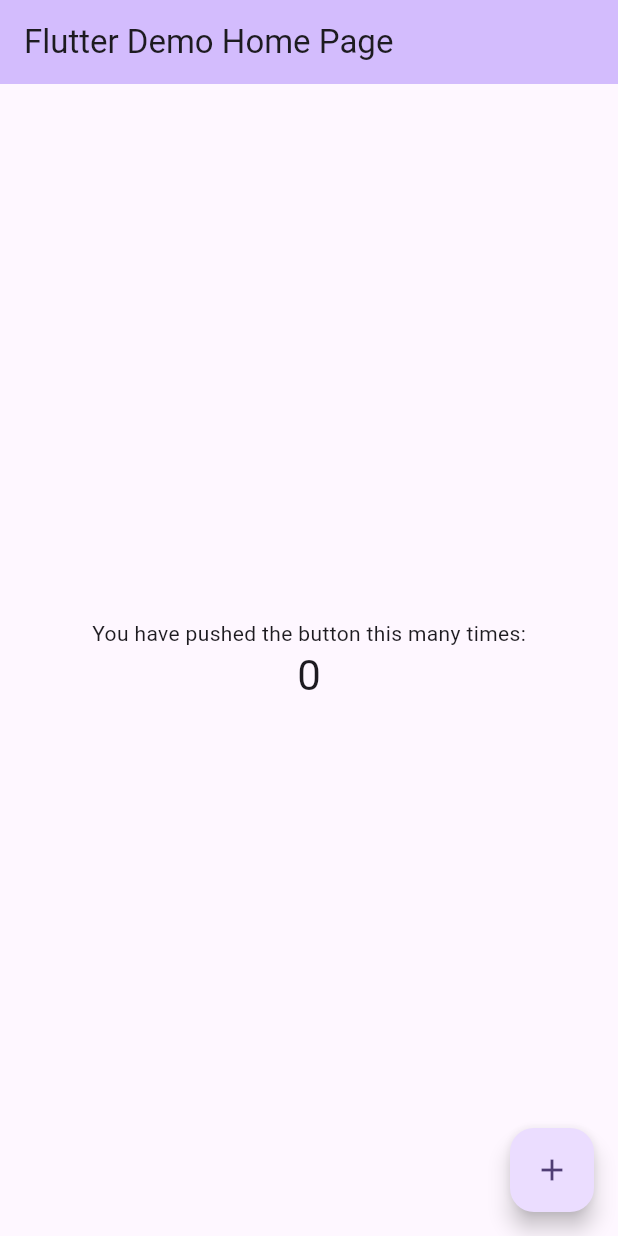
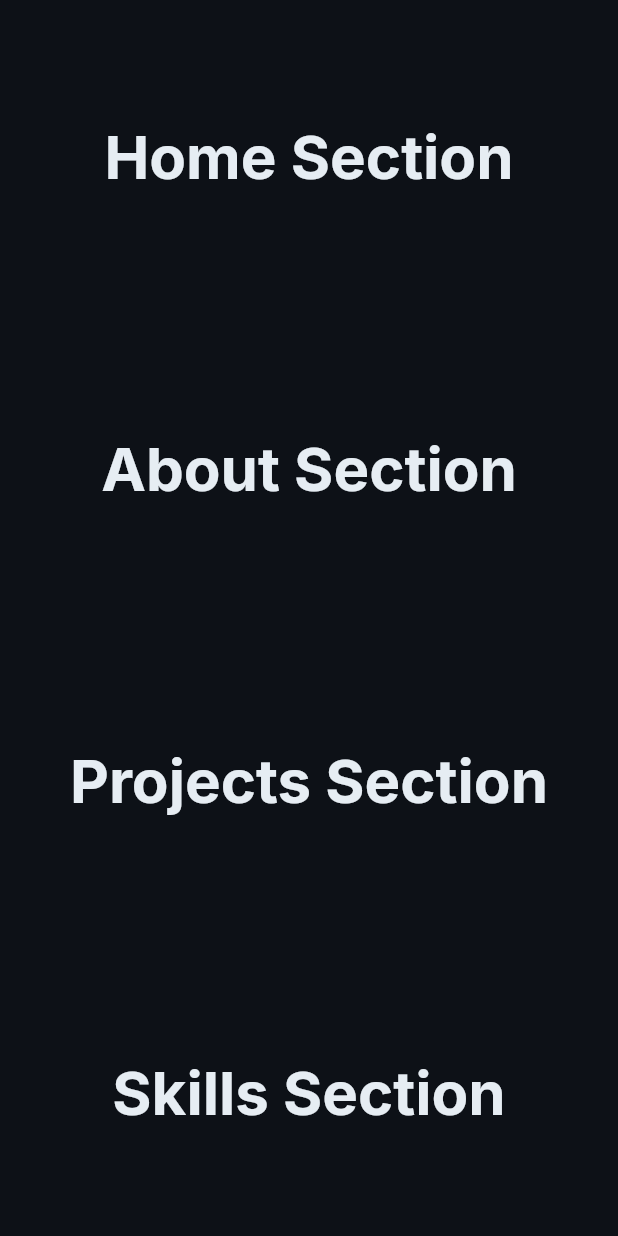
Before and after one commit to DPHLong/my_portfolio, a Flutter app: the screen it shows after launch, on a phone screen of 412 x 824 dp. Run offline on Flutter 3.47's test engine with Material 3 defaults, Android fonts, the phone set to English and light mode, and no system bars; our stand-ins replace go_router, google_fonts.

Commit message:
initial project setup via Qoder

```diff
--- /dev/null
+++ b/lib/app.dart
@@ -0,0 +1,49 @@
+import 'package:flutter/material.dart';
+import 'package:go_router/go_router.dart';
+import 'package:my_portfolio/core/theme/app_theme.dart';
+import 'package:my_portfolio/features/home/home_section.dart';
+import 'package:my_portfolio/features/about/about_section.dart';
+import 'package:my_portfolio/features/projects/projects_section.dart';
+import 'package:my_portfolio/features/skills/skills_section.dart';
+import 'package:my_portfolio/features/contact/contact_section.dart';
+
+class PortfolioPage extends StatelessWidget {
+  const PortfolioPage({super.key});
+
+  @override
+  Widget build(BuildContext context) {
+    return const Scaffold(
+      body: CustomScrollView(
+        slivers: [
+          SliverToBoxAdapter(child: HomeSection()),
+          SliverToBoxAdapter(child: AboutSection()),
+          SliverToBoxAdapter(child: ProjectsSection()),
+          SliverToBoxAdapter(child: SkillsSection()),
+          SliverToBoxAdapter(child: ContactSection()),
+        ],
+      ),
+    );
+  }
+}
+
+final GoRouter appRouter = GoRouter(
+  routes: [
+    GoRoute(path: '/', builder: (context, state) => const PortfolioPage()),
+  ],
+);
+
+class PortfolioApp extends StatelessWidget {
+  const PortfolioApp({super.key});
+
+  @override
+  Widget build(BuildContext context) {
+    return MaterialApp.router(
+      title: 'My Portfolio',
+      debugShowCheckedModeBanner: false,
+      theme: AppTheme.lightTheme,
+      darkTheme: AppTheme.darkTheme,
+      themeMode: ThemeMode.dark,
+      routerConfig: appRouter,
+    );
+  }
+}
--- /dev/null
+++ b/lib/core/constants/app_constants.dart
@@ -0,0 +1,30 @@
+class AppConstants {
+  AppConstants._();
+
+  // ── Personal Info ───────────────────────────────────────────────────
+  static const String name = 'Your Name';
+  static const String tagline =
+      'Flutter Developer | Firebase Expert | AI Engineering Enthusiast';
+  static const String email = 'your.email@example.com';
+  static const String location = 'Your City, Country';
+
+  // ── Social Links ────────────────────────────────────────────────────
+  static const String githubUrl = 'https://github.com/yourusername';
+  static const String linkedInUrl = 'https://linkedin.com/in/yourusername';
+  static const String resumeUrl = '';
+
+  // ── Section IDs (for scroll navigation) ─────────────────────────────
+  static const String sectionHome = 'home';
+  static const String sectionAbout = 'about';
+  static const String sectionProjects = 'projects';
+  static const String sectionSkills = 'skills';
+  static const String sectionContact = 'contact';
+
+  // ── Assets ──────────────────────────────────────────────────────────
+  static const String profileImage = 'assets/images/profile.png';
+
+  // ── Layout ──────────────────────────────────────────────────────────
+  static const double maxContentWidth = 1200;
+  static const double sectionPaddingVertical = 80;
+  static const double sectionPaddingHorizontal = 24;
+}
--- /dev/null
+++ b/lib/core/responsive/responsive.dart
@@ -0,0 +1,48 @@
+import 'package:flutter/material.dart';
+
+enum ScreenType { mobile, tablet, desktop }
+
+class Responsive extends StatelessWidget {
+  final Widget mobile;
+  final Widget? tablet;
+  final Widget desktop;
+
+  const Responsive({
+    super.key,
+    required this.mobile,
+    this.tablet,
+    required this.desktop,
+  });
+
+  static const double mobileBreakpoint = 600;
+  static const double tabletBreakpoint = 1024;
+
+  static ScreenType getScreenType(BuildContext context) {
+    final width = MediaQuery.sizeOf(context).width;
+    if (width < mobileBreakpoint) return ScreenType.mobile;
+    if (width < tabletBreakpoint) return ScreenType.tablet;
+    return ScreenType.desktop;
+  }
+
+  static bool isMobile(BuildContext context) =>
+      getScreenType(context) == ScreenType.mobile;
+
+  static bool isTablet(BuildContext context) =>
+      getScreenType(context) == ScreenType.tablet;
+
+  static bool isDesktop(BuildContext context) =>
+      getScreenType(context) == ScreenType.desktop;
+
+  @override
+  Widget build(BuildContext context) {
+    final screenType = getScreenType(context);
+    switch (screenType) {
+      case ScreenType.desktop:
+        return desktop;
+      case ScreenType.tablet:
+        return tablet ?? desktop;
+      case ScreenType.mobile:
+        return mobile;
+    }
+  }
+}
--- /dev/null
+++ b/lib/core/theme/app_theme.dart
@@ -0,0 +1,219 @@
+import 'package:flutter/material.dart';
+import 'package:google_fonts/google_fonts.dart';
+
+class AppTheme {
+  AppTheme._();
+
+  // ── Colors ──────────────────────────────────────────────────────────
+  static const Color _primaryLight = Color(0xFF0A84FF);
+  static const Color _primaryDark = Color(0xFF64D2FF);
+
+  static const Color _bgLight = Color(0xFFF8F9FA);
+  static const Color _bgDark = Color(0xFF0D1117);
+
+  static const Color _surfaceLight = Color(0xFFFFFFFF);
+  static const Color _surfaceDark = Color(0xFF161B22);
+
+  static const Color _textLight = Color(0xFF1A1A2E);
+  static const Color _textDark = Color(0xFFE6EDF3);
+
+  static const Color _subtextLight = Color(0xFF6B7280);
+  static const Color _subtextDark = Color(0xFF8B949E);
+
+  // ── Typography ──────────────────────────────────────────────────────
+  static TextTheme _buildTextTheme(
+    TextTheme base,
+    Color textColor,
+    Color subtextColor,
+  ) {
+    return base.copyWith(
+      displayLarge: GoogleFonts.inter(
+        fontSize: 56,
+        fontWeight: FontWeight.w800,
+        color: textColor,
+        height: 1.1,
+      ),
+      displayMedium: GoogleFonts.inter(
+        fontSize: 40,
+        fontWeight: FontWeight.w700,
+        color: textColor,
+        height: 1.2,
+      ),
+      displaySmall: GoogleFonts.inter(
+        fontSize: 32,
+        fontWeight: FontWeight.w600,
+        color: textColor,
+        height: 1.2,
+      ),
+      headlineLarge: GoogleFonts.inter(
+        fontSize: 28,
+        fontWeight: FontWeight.w700,
+        color: textColor,
+      ),
+      headlineMedium: GoogleFonts.inter(
+        fontSize: 24,
+        fontWeight: FontWeight.w600,
+        color: textColor,
+      ),
+      headlineSmall: GoogleFonts.inter(
+        fontSize: 20,
+        fontWeight: FontWeight.w600,
+        color: textColor,
+      ),
+      titleLarge: GoogleFonts.inter(
+        fontSize: 18,
+        fontWeight: FontWeight.w600,
+        color: textColor,
+      ),
+      titleMedium: GoogleFonts.inter(
+        fontSize: 16,
+        fontWeight: FontWeight.w500,
+        color: textColor,
+      ),
+      bodyLarge: GoogleFonts.inter(
+        fontSize: 18,
+        fontWeight: FontWeight.w400,
+        color: subtextColor,
+        height: 1.7,
+      ),
+      bodyMedium: GoogleFonts.inter(
+        fontSize: 16,
+        fontWeight: FontWeight.w400,
+        color: subtextColor,
+        height: 1.6,
+      ),
+      bodySmall: GoogleFonts.inter(
+        fontSize: 14,
+        fontWeight: FontWeight.w400,
+        color: subtextColor,
+      ),
+      labelLarge: GoogleFonts.jetBrainsMono(
+        fontSize: 14,
+        fontWeight: FontWeight.w500,
+        color: textColor,
+      ),
+    );
+  }
+
+  // ── Light Theme ─────────────────────────────────────────────────────
+  static ThemeData get lightTheme {
+    final base = ThemeData.light(useMaterial3: true);
+    return base.copyWith(
+      colorScheme: ColorScheme.light(
+        primary: _primaryLight,
+        surface: _surfaceLight,
+        onSurface: _textLight,
+      ),
+      scaffoldBackgroundColor: _bgLight,
+      textTheme: _buildTextTheme(base.textTheme, _textLight, _subtextLight),
+      appBarTheme: AppBarTheme(
+        backgroundColor: _bgLight.withAlpha(230),
+        elevation: 0,
+        scrolledUnderElevation: 0.5,
+        titleTextStyle: GoogleFonts.inter(
+          fontSize: 18,
+          fontWeight: FontWeight.w700,
+          color: _textLight,
+        ),
+        iconTheme: const IconThemeData(color: _textLight),
+      ),
+      cardTheme: CardThemeData(
+        color: _surfaceLight,
+        elevation: 0,
+        shape: RoundedRectangleBorder(
+          borderRadius: BorderRadius.circular(16),
+          side: BorderSide(color: Colors.grey.shade200),
+        ),
+      ),
+      elevatedButtonTheme: ElevatedButtonThemeData(
+        style: ElevatedButton.styleFrom(
+          backgroundColor: _primaryLight,
+          foregroundColor: Colors.white,
+          padding: const EdgeInsets.symmetric(horizontal: 32, vertical: 16),
+          shape: RoundedRectangleBorder(
+            borderRadius: BorderRadius.circular(12),
+          ),
+          textStyle: GoogleFonts.inter(
+            fontSize: 16,
+            fontWeight: FontWeight.w600,
+          ),
+        ),
+      ),
+      outlinedButtonTheme: OutlinedButtonThemeData(
+        style: OutlinedButton.styleFrom(
+          foregroundColor: _primaryLight,
+          padding: const EdgeInsets.symmetric(horizontal: 32, vertical: 16),
+          shape: RoundedRectangleBorder(
+            borderRadius: BorderRadius.circular(12),
+          ),
+          side: const BorderSide(color: _primaryLight),
+          textStyle: GoogleFonts.inter(
+            fontSize: 16,
+            fontWeight: FontWeight.w600,
+          ),
+        ),
+      ),
+    );
+  }
+
+  // ── Dark Theme ──────────────────────────────────────────────────────
+  static ThemeData get darkTheme {
+    final base = ThemeData.dark(useMaterial3: true);
+    return base.copyWith(
+      colorScheme: ColorScheme.dark(
+        primary: _primaryDark,
+        surface: _surfaceDark,
+        onSurface: _textDark,
+      ),
+      scaffoldBackgroundColor: _bgDark,
+      textTheme: _buildTextTheme(base.textTheme, _textDark, _subtextDark),
+      appBarTheme: AppBarTheme(
+        backgroundColor: _bgDark.withAlpha(230),
+        elevation: 0,
+        scrolledUnderElevation: 0.5,
+        titleTextStyle: GoogleFonts.inter(
+          fontSize: 18,
+          fontWeight: FontWeight.w700,
+          color: _textDark,
+        ),
+        iconTheme: const IconThemeData(color: _textDark),
+      ),
+      cardTheme: CardThemeData(
+        color: _surfaceDark,
+        elevation: 0,
+        shape: RoundedRectangleBorder(
+          borderRadius: BorderRadius.circular(16),
+          side: BorderSide(color: Colors.white.withAlpha(25)),
+        ),
+      ),
+      elevatedButtonTheme: ElevatedButtonThemeData(
+        style: ElevatedButton.styleFrom(
+          backgroundColor: _primaryDark,
+          foregroundColor: _bgDark,
+          padding: const EdgeInsets.symmetric(horizontal: 32, vertical: 16),
+          shape: RoundedRectangleBorder(
+            borderRadius: BorderRadius.circular(12),
+          ),
+          textStyle: GoogleFonts.inter(
+            fontSize: 16,
+            fontWeight: FontWeight.w600,
+          ),
+        ),
+      ),
+      outlinedButtonTheme: OutlinedButtonThemeData(
+        style: OutlinedButton.styleFrom(
+          foregroundColor: _primaryDark,
+          padding: const EdgeInsets.symmetric(horizontal: 32, vertical: 16),
+          shape: RoundedRectangleBorder(
+            borderRadius: BorderRadius.circular(12),
+          ),
+          side: const BorderSide(color: _primaryDark),
+          textStyle: GoogleFonts.inter(
+            fontSize: 16,
+            fontWeight: FontWeight.w600,
+          ),
+        ),
+      ),
+    );
+  }
+}
--- /dev/null
+++ b/lib/core/widgets/section_wrapper.dart
@@ -0,0 +1,36 @@
+import 'package:flutter/material.dart';
+import 'package:my_portfolio/core/constants/app_constants.dart';
+
+class SectionWrapper extends StatelessWidget {
+  final String sectionKey;
+  final Widget child;
+  final Color? backgroundColor;
+
+  const SectionWrapper({
+    super.key,
+    required this.sectionKey,
+    required this.child,
+    this.backgroundColor,
+  });
+
+  @override
+  Widget build(BuildContext context) {
+    return Container(
+      key: ValueKey(sectionKey),
+      width: double.infinity,
+      color: backgroundColor,
+      padding: const EdgeInsets.symmetric(
+        vertical: AppConstants.sectionPaddingVertical,
+        horizontal: AppConstants.sectionPaddingHorizontal,
+      ),
+      child: Center(
+        child: ConstrainedBox(
+          constraints: const BoxConstraints(
+            maxWidth: AppConstants.maxContentWidth,
+          ),
+          child: child,
+        ),
+      ),
+    );
+  }
+}
--- /dev/null
+++ b/lib/data/models/experience.dart
@@ -0,0 +1,15 @@
+class Experience {
+  final String role;
+  final String company;
+  final String period;
+  final String description;
+  final List<String> highlights;
+
+  const Experience({
+    required this.role,
+    required this.company,
+    required this.period,
+    required this.description,
+    required this.highlights,
+  });
+}
--- /dev/null
+++ b/lib/data/models/project.dart
@@ -0,0 +1,17 @@
+class Project {
+  final String title;
+  final String description;
+  final String imageAsset;
+  final List<String> technologies;
+  final String? githubUrl;
+  final String? liveUrl;
+
+  const Project({
+    required this.title,
+    required this.description,
+    required this.imageAsset,
+    required this.technologies,
+    this.githubUrl,
+    this.liveUrl,
+  });
+}
--- /dev/null
+++ b/lib/data/models/skill.dart
@@ -0,0 +1,13 @@
+class Skill {
+  final String name;
+  final String category;
+  final double proficiency; // 0.0 to 1.0
+  final String? iconAsset;
+
+  const Skill({
+    required this.name,
+    required this.category,
+    required this.proficiency,
+    this.iconAsset,
+  });
+}
--- /dev/null
+++ b/lib/features/about/about_section.dart
@@ -0,0 +1,20 @@
+import 'package:flutter/material.dart';
+import 'package:my_portfolio/core/constants/app_constants.dart';
+import 'package:my_portfolio/core/widgets/section_wrapper.dart';
+
+class AboutSection extends StatelessWidget {
+  const AboutSection({super.key});
+
+  @override
+  Widget build(BuildContext context) {
+    return SectionWrapper(
+      sectionKey: AppConstants.sectionAbout,
+      child: Center(
+        child: Text(
+          'About Section',
+          style: Theme.of(context).textTheme.displayMedium,
+        ),
+      ),
+    );
+  }
+}
--- /dev/null
+++ b/lib/features/contact/contact_section.dart
@@ -0,0 +1,20 @@
+import 'package:flutter/material.dart';
+import 'package:my_portfolio/core/constants/app_constants.dart';
+import 'package:my_portfolio/core/widgets/section_wrapper.dart';
+
+class ContactSection extends StatelessWidget {
+  const ContactSection({super.key});
+
+  @override
+  Widget build(BuildContext context) {
+    return SectionWrapper(
+      sectionKey: AppConstants.sectionContact,
+      child: Center(
+        child: Text(
+          'Contact Section',
+          style: Theme.of(context).textTheme.displayMedium,
+        ),
+      ),
+    );
+  }
+}
--- /dev/null
+++ b/lib/features/home/home_section.dart
@@ -0,0 +1,20 @@
+import 'package:flutter/material.dart';
+import 'package:my_portfolio/core/constants/app_constants.dart';
+import 'package:my_portfolio/core/widgets/section_wrapper.dart';
+
+class HomeSection extends StatelessWidget {
+  const HomeSection({super.key});
+
+  @override
+  Widget build(BuildContext context) {
+    return SectionWrapper(
+      sectionKey: AppConstants.sectionHome,
+      child: Center(
+        child: Text(
+          'Home Section',
+          style: Theme.of(context).textTheme.displayMedium,
+        ),
+      ),
+    );
+  }
+}
--- /dev/null
+++ b/lib/features/projects/projects_section.dart
@@ -0,0 +1,20 @@
+import 'package:flutter/material.dart';
+import 'package:my_portfolio/core/constants/app_constants.dart';
+import 'package:my_portfolio/core/widgets/section_wrapper.dart';
+
+class ProjectsSection extends StatelessWidget {
+  const ProjectsSection({super.key});
+
+  @override
+  Widget build(BuildContext context) {
+    return SectionWrapper(
+      sectionKey: AppConstants.sectionProjects,
+      child: Center(
+        child: Text(
+          'Projects Section',
+          style: Theme.of(context).textTheme.displayMedium,
+        ),
+      ),
+    );
+  }
+}
--- /dev/null
+++ b/lib/features/skills/skills_section.dart
@@ -0,0 +1,20 @@
+import 'package:flutter/material.dart';
+import 'package:my_portfolio/core/constants/app_constants.dart';
+import 'package:my_portfolio/core/widgets/section_wrapper.dart';
+
+class SkillsSection extends StatelessWidget {
+  const SkillsSection({super.key});
+
+  @override
+  Widget build(BuildContext context) {
+    return SectionWrapper(
+      sectionKey: AppConstants.sectionSkills,
+      child: Center(
+        child: Text(
+          'Skills Section',
+          style: Theme.of(context).textTheme.displayMedium,
+        ),
+      ),
+    );
+  }
+}
--- a/lib/main.dart
+++ b/lib/main.dart
@@ -1,122 +1,7 @@
 import 'package:flutter/material.dart';
+import 'package:my_portfolio/app.dart';
 
 void main() {
-  runApp(const MyApp());
+  WidgetsFlutterBinding.ensureInitialized();
+  runApp(const PortfolioApp());
 }
-
-class MyApp extends StatelessWidget {
-  const MyApp({super.key});
-
-  // This widget is the root of your application.
-  @override
-  Widget build(BuildContext context) {
-    return MaterialApp(
-      title: 'Flutter Demo',
-      theme: ThemeData(
-        // This is the theme of your application.
-        //
-        // TRY THIS: Try running your application with "flutter run". You'll see
-        // the application has a purple toolbar. Then, without quitting the app,
-        // try changing the seedColor in the colorScheme below to Colors.green
-        // and then invoke "hot reload" (save your changes or press the "hot
-        // reload" button in a Flutter-supported IDE, or press "r" if you used
-        // the command line to start the app).
-        //
-        // Notice that the counter didn't reset back to zero; the application
-        // state is not lost during the reload. To reset the state, use hot
-        // restart instead.
-        //
-        // This works for code too, not just values: Most code changes can be
-        // tested with just a hot reload.
-        colorScheme: .fromSeed(seedColor: Colors.deepPurple),
-      ),
-      home: const MyHomePage(title: 'Flutter Demo Home Page'),
-    );
-  }
-}
-
-class MyHomePage extends StatefulWidget {
-  const MyHomePage({super.key, required this.title});
-
-  // This widget is the home page of your application. It is stateful, meaning
-  // that it has a State object (defined below) that contains fields that affect
-  // how it looks.
-
-  // This class is the configuration for the state. It holds the values (in this
-  // case the title) provided by the parent (in this case the App widget) and
-  // used by the build method of the State. Fields in a Widget subclass are
-  // always marked "final".
-
-  final String title;
-
-  @override
-  State<MyHomePage> createState() => _MyHomePageState();
-}
-
-class _MyHomePageState extends State<MyHomePage> {
-  int _counter = 0;
-
-  void _incrementCounter() {
-    setState(() {
-      // This call to setState tells the Flutter framework that something has
-      // changed in this State, which causes it to rerun the build method below
-      // so that the display can reflect the updated values. If we changed
-      // _counter without calling setState(), then the build method would not be
-      // called again, and so nothing would appear to happen.
-      _counter++;
-    });
-  }
-
-  @override
-  Widget build(BuildContext context) {
-    // This method is rerun every time setState is called, for instance as done
-    // by the _incrementCounter method above.
-    //
-    // The Flutter framework has been optimized to make rerunning build methods
-    // fast, so that you can just rebuild anything that needs updating rather
-    // than having to individually change instances of widgets.
-    return Scaffold(
-      appBar: AppBar(
-        // TRY THIS: Try changing the color here to a specific color (to
-        // Colors.amber, perhaps?) and trigger a hot reload to see the AppBar
-        // change color while the other colors stay the same.
-        backgroundColor: Theme.of(context).colorScheme.inversePrimary,
-        // Here we take the value from the MyHomePage object that was created by
-        // the App.build method, and use it to set our appbar title.
-        title: Text(widget.title),
-      ),
-      body: Center(
-        // Center is a layout widget. It takes a single child and positions it
-        // in the middle of the parent.
-        child: Column(
-          // Column is also a layout widget. It takes a list of children and
-          // arranges them vertically. By default, it sizes itself to fit its
-          // children horizontally, and tries to be as tall as its parent.
-          //
-          // Column has various properties to control how it sizes itself and
-          // how it positions its children. Here we use mainAxisAlignment to
-          // center the children vertically; the main axis here is the vertical
-          // axis because Columns are vertical (the cross axis would be
-          // horizontal).
-          //
-          // TRY THIS: Invoke "debug painting" (choose the "Toggle Debug Paint"
-          // action in the IDE, or press "p" in the console), to see the
-          // wireframe for each widget.
-          mainAxisAlignment: .center,
-          children: [
-            const Text('You have pushed the button this many times:'),
-            Text(
-              '$_counter',
-              style: Theme.of(context).textTheme.headlineMedium,
-            ),
-          ],
-        ),
-      ),
-      floatingActionButton: FloatingActionButton(
-        onPressed: _incrementCounter,
-        tooltip: 'Increment',
-        child: const Icon(Icons.add),
-      ),
-    );
-  }
-}
```
Also changed, not shown: pubspec.yaml (+20 -69 lines), pubspec.lock, 6 other files.
